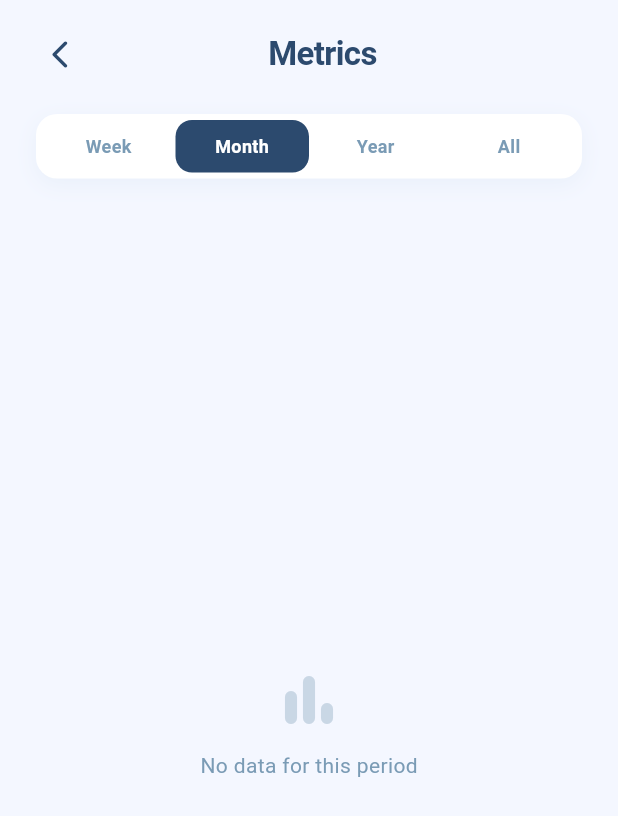
After one commit to baryth/flutter-heartLog, a Flutter app: the screen it shows after launch, after a tap on the "bar chart" icon, on a phone screen of 412 x 824 dp. The commit adds this screen. Shown: the top 816 px of the screen. Run offline on Flutter 3.47's test engine with Material 3 defaults, Android fonts, the phone set to English and light mode, and no system bars; our stand-ins replace fl_chart, sqflite; accounts and stored records are empty.

Commit message:
metrics added

```diff
--- a/lib/l10n/strings.dart
+++ b/lib/l10n/strings.dart
@@ -35,6 +35,14 @@ abstract class AppStrings {
   String get pulse;
   String get cancel;
   String get save;
+  String get metricsTitle;
+  String get periodWeek;
+  String get periodMonth;
+  String get periodYear;
+  String get periodAll;
+  String get average;
+  String get noData;
+  String get metricsTooltip;
 }
 
 class _EnglishStrings extends AppStrings {
@@ -63,6 +71,14 @@ class _EnglishStrings extends AppStrings {
   @override String get pulse => 'Pulse';
   @override String get cancel => 'Cancel';
   @override String get save => 'Save';
+  @override String get metricsTitle => 'Metrics';
+  @override String get metricsTooltip => 'Metrics';
+  @override String get periodWeek => 'Week';
+  @override String get periodMonth => 'Month';
+  @override String get periodYear => 'Year';
+  @override String get periodAll => 'All';
+  @override String get average => 'AVERAGE';
+  @override String get noData => 'No data for this period';
 }
 
 class _PolishStrings extends AppStrings {
@@ -91,4 +107,12 @@ class _PolishStrings extends AppStrings {
   @override String get pulse => 'Puls';
   @override String get cancel => 'Anuluj';
   @override String get save => 'Zapisz';
+  @override String get metricsTitle => 'Metryki';
+  @override String get metricsTooltip => 'Metryki';
+  @override String get periodWeek => 'Tydzień';
+  @override String get periodMonth => 'Miesiąc';
+  @override String get periodYear => 'Rok';
+  @override String get periodAll => 'Wszystkie';
+  @override String get average => 'ŚREDNIA';
+  @override String get noData => 'Brak danych w tym okresie';
 }
--- a/lib/screens/home_screen.dart
+++ b/lib/screens/home_screen.dart
@@ -4,6 +4,7 @@ import '../l10n/strings.dart';
 import '../models/measurement.dart';
 import '../widgets/gear_knob.dart';
 import 'history_screen.dart';
+import 'metrics_screen.dart';
 
 class HomeScreen extends StatefulWidget {
   const HomeScreen({super.key});
@@ -91,6 +92,13 @@ class _HomeScreenState extends State<HomeScreen> {
     _loadMeasurements();
   }
 
+  void _openMetrics() {
+    Navigator.push(
+      context,
+      MaterialPageRoute(builder: (_) => const MetricsScreen()),
+    );
+  }
+
   Widget _buildKnob(int knobIndex, {required bool active, VoidCallback? onTap}) {
     final s = AppStrings.instance;
     final labels = [s.systolic.toUpperCase(), s.diastolic.toUpperCase(), s.pulse.toUpperCase()];
@@ -166,7 +174,15 @@ class _HomeScreenState extends State<HomeScreen> {
                           ),
                         ),
                       ),
-                      const SizedBox(width: 26), // balance the icon
+                      IconButton(
+                        onPressed: _openMetrics,
+                        icon: const Icon(Icons.bar_chart_rounded),
+                        color: _textPrimary,
+                        iconSize: 26,
+                        tooltip: AppStrings.instance.metricsTooltip,
+                        padding: EdgeInsets.zero,
+                        constraints: const BoxConstraints(),
+                      ),
                     ],
                   ),
                   const SizedBox(height: 2),
--- /dev/null
+++ b/lib/screens/metrics_screen.dart
@@ -0,0 +1,469 @@
+import 'dart:math';
+import 'package:fl_chart/fl_chart.dart';
+import 'package:flutter/material.dart';
+import '../database/database_helper.dart';
+import '../l10n/strings.dart';
+import '../models/measurement.dart';
+
+enum _Period { week, month, year, all }
+
+class MetricsScreen extends StatefulWidget {
+  const MetricsScreen({super.key});
+
+  @override
+  State<MetricsScreen> createState() => _MetricsScreenState();
+}
+
+class _MetricsScreenState extends State<MetricsScreen> {
+  List<Measurement> _all = [];
+  _Period _period = _Period.month;
+
+  static const _bg = Color(0xFFF4F7FF);
+  static const _primary = Color(0xFF2C4A6E);
+  static const _secondary = Color(0xFF7A9BB5);
+  static const _systolicColor = Color(0xFFADD8F0);
+  static const _diastolicColor = Color(0xFF5B8DB8);
+  static const _pulseColor = Color(0xFFFF9090);
+
+  @override
+  void initState() {
+    super.initState();
+    _load();
+  }
+
+  Future<void> _load() async {
+    final data = await DatabaseHelper.instance.getAllMeasurements();
+    setState(() => _all = data.reversed.toList()); // ASC for chart
+  }
+
+  List<Measurement> get _filtered {
+    final now = DateTime.now();
+    DateTime? cutoff;
+    switch (_period) {
+      case _Period.week:
+        cutoff = now.subtract(const Duration(days: 7));
+      case _Period.month:
+        cutoff = now.subtract(const Duration(days: 30));
+      case _Period.year:
+        cutoff = now.subtract(const Duration(days: 365));
+      case _Period.all:
+        cutoff = null;
+    }
+    if (cutoff == null) return _all;
+    return _all.where((m) => _parseDate(m.datetime).isAfter(cutoff!)).toList();
+  }
+
+  DateTime _parseDate(String s) => DateTime.parse(s.replaceFirst(' ', 'T'));
+
+  @override
+  Widget build(BuildContext context) {
+    final data = _filtered;
+    final s = AppStrings.instance;
+    final periodLabels = [s.periodWeek, s.periodMonth, s.periodYear, s.periodAll];
+
+    return Scaffold(
+      backgroundColor: _bg,
+      body: SafeArea(
+        child: Column(
+          crossAxisAlignment: CrossAxisAlignment.stretch,
+          children: [
+            // Header
+            Padding(
+              padding: const EdgeInsets.fromLTRB(16, 12, 24, 0),
+              child: Row(
+                children: [
+                  IconButton(
+                    onPressed: () => Navigator.pop(context),
+                    icon: const Icon(Icons.arrow_back_ios_new_rounded),
+                    color: _primary,
+                    iconSize: 22,
+                    padding: EdgeInsets.zero,
+                    constraints: const BoxConstraints(),
+                  ),
+                  Expanded(
+                    child: Text(
+                      s.metricsTitle,
+                      textAlign: TextAlign.center,
+                      style: const TextStyle(
+                        fontSize: 22,
+                        fontWeight: FontWeight.bold,
+                        color: _primary,
+                        letterSpacing: -0.4,
+                      ),
+                    ),
+                  ),
+                  const SizedBox(width: 22),
+                ],
+              ),
+            ),
+            const SizedBox(height: 16),
+
+            // Period tabs
+            Padding(
+              padding: const EdgeInsets.symmetric(horizontal: 24),
+              child: Container(
+                padding: const EdgeInsets.all(4),
+                decoration: BoxDecoration(
+                  color: Colors.white,
+                  borderRadius: BorderRadius.circular(14),
+                  boxShadow: [
+                    BoxShadow(
+                      color: const Color(0xFF6B9DC2).withValues(alpha: 0.08),
+                      blurRadius: 12,
+                      offset: const Offset(0, 4),
+                    ),
+                  ],
+                ),
+                child: Row(
+                  children: _Period.values.map((p) {
+                    final selected = p == _period;
+                    return Expanded(
+                      child: GestureDetector(
+                        onTap: () => setState(() => _period = p),
+                        child: AnimatedContainer(
+                          duration: const Duration(milliseconds: 200),
+                          padding: const EdgeInsets.symmetric(vertical: 9),
+                          decoration: BoxDecoration(
+                            color: selected ? _primary : Colors.transparent,
+                            borderRadius: BorderRadius.circular(11),
+                          ),
+                          child: Text(
+                            periodLabels[p.index],
+                            textAlign: TextAlign.center,
+                            style: TextStyle(
+                              fontSize: 12,
+                              fontWeight: FontWeight.w600,
+                              color: selected ? Colors.white : _secondary,
+                            ),
+                          ),
+                        ),
+                      ),
+                    );
+                  }).toList(),
+                ),
+              ),
+            ),
+            const SizedBox(height: 20),
+
+            Expanded(
+              child: data.isEmpty
+                  ? Center(
+                      child: Column(
+                        mainAxisSize: MainAxisSize.min,
+                        children: [
+                          const Icon(
+                            Icons.bar_chart_rounded,
+                            size: 48,
+                            color: Color(0x597A9BB5),
+                          ),
+                          const SizedBox(height: 10),
+                          Text(
+                            s.noData,
+                            style: const TextStyle(
+                              fontSize: 14,
+                              color: _secondary,
+                            ),
+                          ),
+                        ],
+                      ),
+                    )
+                  : SingleChildScrollView(
+                      padding: const EdgeInsets.fromLTRB(20, 0, 20, 32),
+                      child: Column(
+                        children: [
+                          // Chart card
+                          Container(
+                            padding: const EdgeInsets.fromLTRB(8, 20, 16, 12),
+                            decoration: BoxDecoration(
+                              color: Colors.white,
+                              borderRadius: BorderRadius.circular(22),
+                              boxShadow: [
+                                BoxShadow(
+                                  color: const Color(0xFF6B9DC2).withValues(alpha: 0.08),
+                                  blurRadius: 16,
+                                  offset: const Offset(0, 6),
+                                ),
+                              ],
+                            ),
+                            child: SizedBox(
+                              height: 260,
+                              child: LineChart(_buildChart(data)),
+                            ),
+                          ),
+                          const SizedBox(height: 14),
+
+                          // Legend
+                          Row(
+                            mainAxisAlignment: MainAxisAlignment.center,
+                            children: [
+                              _LegendDot(color: _systolicColor, label: s.systolic),
+                              const SizedBox(width: 20),
+                              _LegendDot(color: _diastolicColor, label: s.diastolic),
+                              const SizedBox(width: 20),
+                              _LegendDot(color: _pulseColor, label: s.pulse),
+                            ],
+                          ),
+                          const SizedBox(height: 18),
+
+                          // Averages card
+                          Container(
+                            padding: const EdgeInsets.symmetric(
+                              vertical: 20,
+                              horizontal: 16,
+                            ),
+                            decoration: BoxDecoration(
+                              color: Colors.white,
+                              borderRadius: BorderRadius.circular(22),
+                              boxShadow: [
+                                BoxShadow(
+                                  color: const Color(0xFF6B9DC2).withValues(alpha: 0.08),
+                                  blurRadius: 16,
+                                  offset: const Offset(0, 6),
+                                ),
+                              ],
+                            ),
+                            child: Column(
+                              children: [
+                                Text(
+                                  s.average,
+                                  style: const TextStyle(
+                                    fontSize: 11,
+                                    color: _secondary,
+                                    fontWeight: FontWeight.w600,
+                                    letterSpacing: 0.8,
+                                  ),
+                                ),
+                                const SizedBox(height: 16),
+                                Row(
+                                  mainAxisAlignment: MainAxisAlignment.spaceAround,
+                                  children: [
+                                    _AvgStat(
+                                      label: s.systolic,
+                                      value: data.map((m) => m.systolic).reduce((a, b) => a + b) / data.length,
+                                      unit: 'mmHg',
+                                      color: _systolicColor,
+                                    ),
+                                    Container(
+                                      width: 1,
+                                      height: 50,
+                                      color: const Color(0xFFE4EDF7),
+                                    ),
+                                    _AvgStat(
+                                      label: s.diastolic,
+                                      value: data.map((m) => m.diastolic).reduce((a, b) => a + b) / data.length,
+                                      unit: 'mmHg',
+                                      color: _diastolicColor,
+                                    ),
+                                    Container(
+                                      width: 1,
+                                      height: 50,
+                                      color: const Color(0xFFE4EDF7),
+                                    ),
+                                    _AvgStat(
+                                      label: s.pulse,
+                                      value: data.map((m) => m.pulse).reduce((a, b) => a + b) / data.length,
+                                      unit: 'bpm',
+                                      color: _pulseColor,
+                                    ),
+                                  ],
+                                ),
+                              ],
+                            ),
+                          ),
+                        ],
+                      ),
+                    ),
+            ),
+          ],
+        ),
+      ),
+    );
+  }
+
+  LineChartData _buildChart(List<Measurement> data) {
+    final systolicSpots = <FlSpot>[];
+    final diastolicSpots = <FlSpot>[];
+    final pulseSpots = <FlSpot>[];
+
+    for (int i = 0; i < data.length; i++) {
+      final x = i.toDouble();
+      systolicSpots.add(FlSpot(x, data[i].systolic.toDouble()));
+      diastolicSpots.add(FlSpot(x, data[i].diastolic.toDouble()));
+      pulseSpots.add(FlSpot(x, data[i].pulse.toDouble()));
+    }
+
+    final allVals = data
+        .expand((m) => [m.systolic, m.diastolic, m.pulse])
+        .map((v) => v.toDouble())
+        .toList();
+    final minY = (allVals.reduce(min) - 15).clamp(0.0, double.infinity);
+    final maxY = allVals.reduce(max) + 15;
+    final interval = max(1.0, (data.length / 5).ceilToDouble());
+
+    return LineChartData(
+      minY: minY,
+      maxY: maxY,
+      clipData: const FlClipData.all(),
+      gridData: FlGridData(
+        show: true,
+        drawVerticalLine: false,
+        horizontalInterval: 20,
+        getDrawingHorizontalLine: (_) => const FlLine(
+          color: Color(0xFFE4EDF7),
+          strokeWidth: 1,
+        ),
+      ),
+      titlesData: FlTitlesData(
+        leftTitles: AxisTitles(
+          sideTitles: SideTitles(
+            showTitles: true,
+            reservedSize: 36,
+            interval: 20,
+            getTitlesWidget: (val, _) => Text(
+              val.toInt().toString(),
+              style: const TextStyle(fontSize: 10, color: Color(0xFF7A9BB5)),
+            ),
+          ),
+        ),
+        bottomTitles: AxisTitles(
+          sideTitles: SideTitles(
+            showTitles: true,
+            reservedSize: 26,
+            interval: interval,
+            getTitlesWidget: (val, _) {
+              final idx = val.round();
+              if (idx < 0 || idx >= data.length) return const SizedBox.shrink();
+              final d = _parseDate(data[idx].datetime);
+              final label =
+                  (_period == _Period.year || _period == _Period.all)
+                      ? '${d.month.toString().padLeft(2, '0')}/${(d.year % 100).toString().padLeft(2, '0')}'
+                      : '${d.day}/${d.month}';
+              return Padding(
+                padding: const EdgeInsets.only(top: 6),
+                child: Text(
+                  label,
+                  style: const TextStyle(fontSize: 9, color: Color(0xFF7A9BB5)),
+                ),
+              );
+            },
+          ),
+        ),
+        rightTitles: const AxisTitles(sideTitles: SideTitles(showTitles: false)),
+        topTitles: const AxisTitles(sideTitles: SideTitles(showTitles: false)),
+      ),
+      borderData: FlBorderData(show: false),
+      lineBarsData: [
+        _buildLine(systolicSpots, _systolicColor, data.length),
+        _buildLine(diastolicSpots, _diastolicColor, data.length),
+        _buildLine(pulseSpots, _pulseColor, data.length),
+      ],
+      lineTouchData: LineTouchData(
+        touchTooltipData: LineTouchTooltipData(
+          getTooltipColor: (_) => Colors.white,
+          tooltipRoundedRadius: 10,
+          tooltipBorder: const BorderSide(color: Color(0xFFE4EDF7)),
+          getTooltipItems: (spots) {
+            final colors = [_systolicColor, _diastolicColor, _pulseColor];
+            return spots.asMap().entries.map((e) {
+              return LineTooltipItem(
+                e.value.y.toInt().toString(),
+                TextStyle(
+                  color: colors[e.key % colors.length],
+                  fontWeight: FontWeight.bold,
+                  fontSize: 13,
+                ),
+              );
+            }).toList();
+          },
+        ),
+      ),
+    );
+  }
+
+  LineChartBarData _buildLine(List<FlSpot> spots, Color color, int count) =>
+      LineChartBarData(
+        spots: spots,
+        isCurved: true,
+        curveSmoothness: 0.35,
+        color: color,
+        barWidth: 2.5,
+        dotData: FlDotData(
+          show: count <= 15,
+          getDotPainter: (_, _, _, _) => FlDotCirclePainter(
+            radius: 3,
+            color: color,
+            strokeWidth: 0,
+          ),
+        ),
+        belowBarData: BarAreaData(
+          show: true,
+          color: color.withValues(alpha: 0.07),
+        ),
+      );
+}
+
+class _LegendDot extends StatelessWidget {
+  final Color color;
+  final String label;
+
+  const _LegendDot({required this.color, required this.label});
+
+  @override
+  Widget build(BuildContext context) {
+    return Row(
+      mainAxisSize: MainAxisSize.min,
+      children: [
+        Container(
+          width: 10,
+          height: 10,
+          decoration: BoxDecoration(color: color, shape: BoxShape.circle),
+        ),
+        const SizedBox(width: 6),
+        Text(
+          label,
+          style: const TextStyle(fontSize: 11, color: Color(0xFF7A9BB5)),
+        ),
+      ],
+    );
+  }
+}
+
+class _AvgStat extends StatelessWidget {
+  final String label;
+  final double value;
+  final String unit;
+  final Color color;
+
+  const _AvgStat({
+    required this.label,
+    required this.value,
+    required this.unit,
+    required this.color,
+  });
+
+  @override
+  Widget build(BuildContext context) {
+    return Column(
+      children: [
+        Text(
+          label,
+          style: const TextStyle(fontSize: 11, color: Color(0xFF7A9BB5)),
+        ),
+        const SizedBox(height: 6),
+        Text(
+          value.round().toString(),
+          style: TextStyle(
+            fontSize: 28,
+            fontWeight: FontWeight.bold,
+            color: color,
+            height: 1,
+          ),
+        ),
+        Text(
+          unit,
+          style: const TextStyle(fontSize: 10, color: Color(0xFF7A9BB5)),
+        ),
+      ],
+    );
+  }
+}
--- a/pubspec.yaml
+++ b/pubspec.yaml
@@ -11,6 +11,7 @@ dependencies:
     sdk: flutter
   sqflite: ^2.3.3
   path: ^1.9.0
+  fl_chart: ^0.69.0
 
 dev_dependencies:
   flutter_test:
```
Also changed, not shown: .claude/settings.local.json (added), pubspec.lock.
